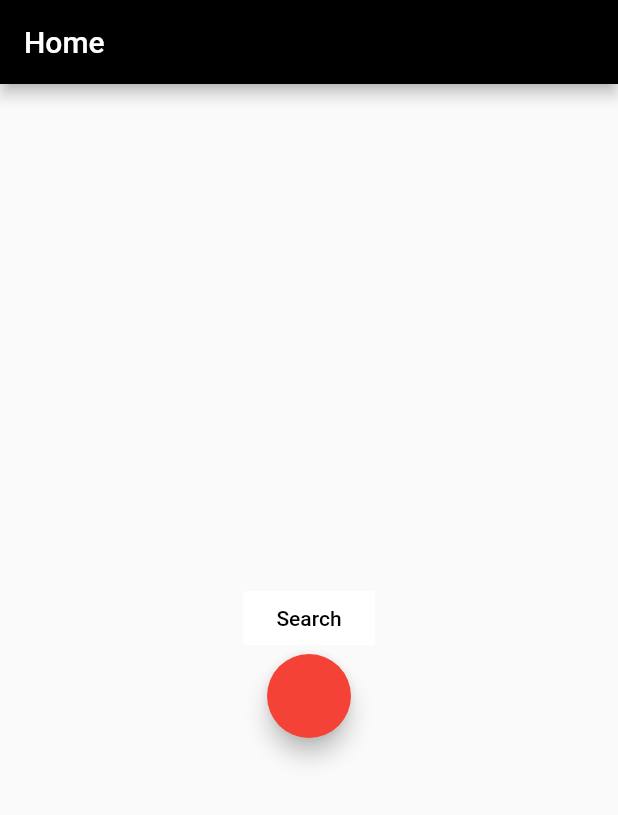
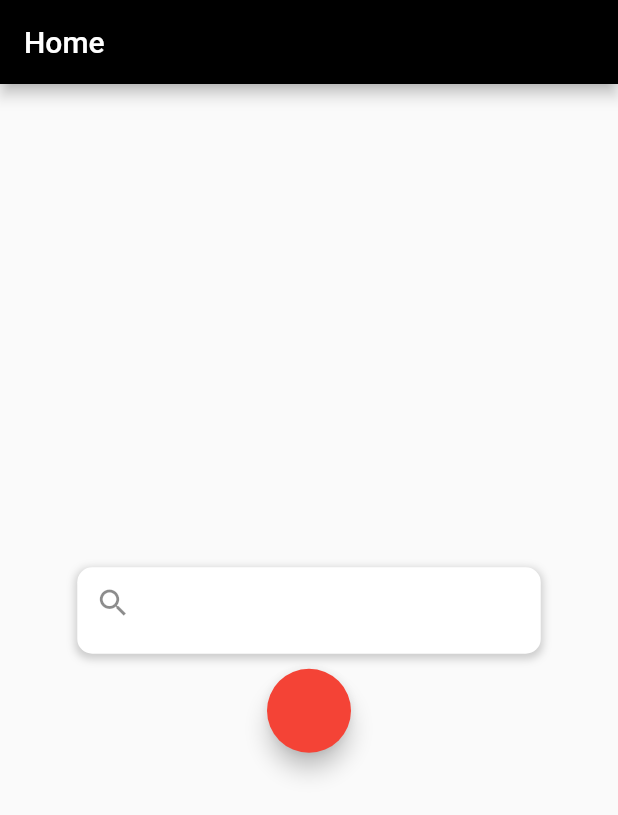
Before and after one commit to SashaSaran/Flutter-project, a Flutter app: the screen it shows after launch, on a phone screen of 412 x 824 dp. Shown: the top 815 px of the screen. Run offline on Flutter 3.47's test engine with Material 2 defaults, Android fonts, the phone set to English and light mode, and no system bars; our stand-ins replace google_maps_flutter, location.

Commit message:
styling the search button on home page/ adding search functionality to search page

```diff
--- a/prototype_project/lib/SearchButton.dart
+++ b/prototype_project/lib/SearchButton.dart
@@ -1,4 +1,3 @@
-
 import 'package:flutter/cupertino.dart';
 import 'package:flutter/material.dart';
 
@@ -8,25 +7,41 @@ class SearchButton extends StatefulWidget {
 }
 
 class SearchButtonState extends State<SearchButton> {
-
   bool isButtonPressed = false;
 
   @override
-  Widget build(BuildContext context){
-    return FlatButton(
-      color: !isButtonPressed ? Colors.white : Colors.black,
-      textColor: !isButtonPressed ? Colors.black : Colors.white,
-      onPressed: () {
-        // setState(() {
-        //   isButtonPressed = !isButtonPressed;
-        // });
-        Navigator.pushNamed(context,"/SearchPage");
-      },
-      child: Text(
-        "Search"
-      )
-    );
+  Widget build(BuildContext context) {
+    double screenWidth = MediaQuery.of(context).size.width;
+    double screenHeight = MediaQuery.of(context).size.height;
+    return Container(
+        width: 0.75 * screenWidth,
+        height: 0.07 * screenHeight,
+        margin: EdgeInsets.only(bottom: 10.0),
+        decoration: BoxDecoration(
+          color: Colors.white,
+          borderRadius: BorderRadius.only(
+              topLeft: Radius.circular(10),
+              topRight: Radius.circular(10),
+              bottomLeft: Radius.circular(10),
+              bottomRight: Radius.circular(10)),
+          boxShadow: [
+            BoxShadow(
+              color: Colors.grey.withOpacity(0.5),
+              spreadRadius: 1,
+              blurRadius: 4,
+              offset: Offset(0, 2), // changes position of shadow
+            ),
+          ],
+        ),
+        child: TextField(
+          decoration: InputDecoration(
+              border: InputBorder.none, prefixIcon: Icon(Icons.search)),
+          onTap: () {
+            // setState(() {
+            //   isButtonPressed = !isButtonPressed;
+            // });
+            Navigator.pushNamed(context, "/SearchPage");
+          },
+        ));
   }
-
-
 }
```
Also changed, not shown: prototype_project/lib/SearchPage.dart (+79 -15 lines), prototype_project/flutter_01.png (added).
